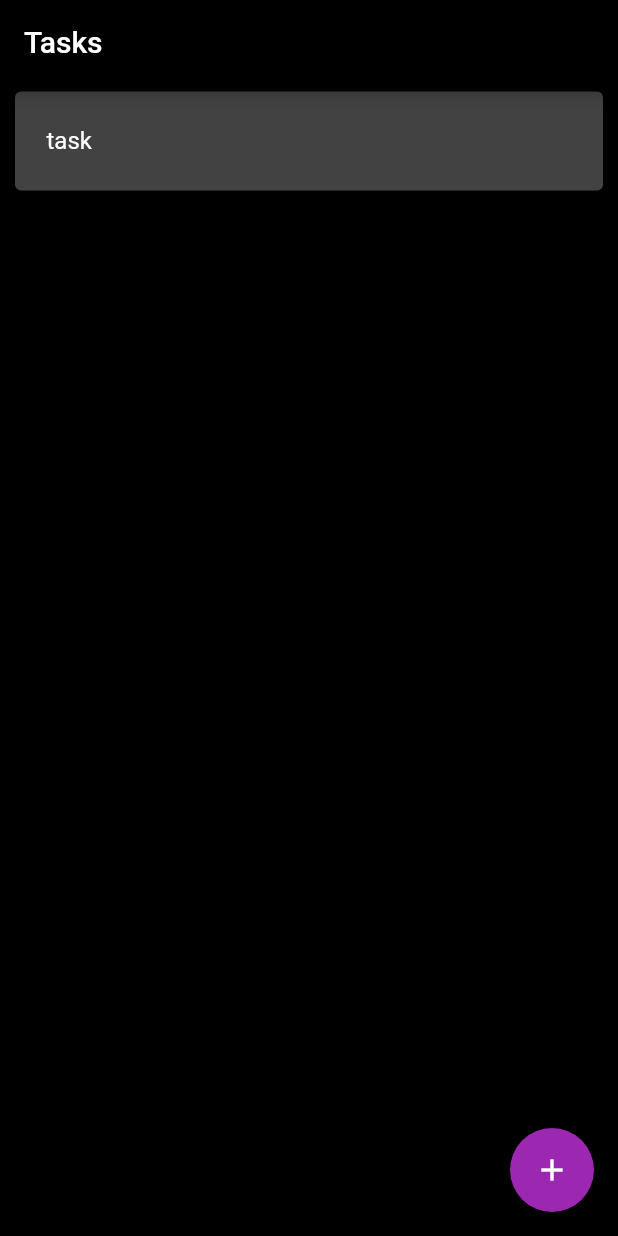
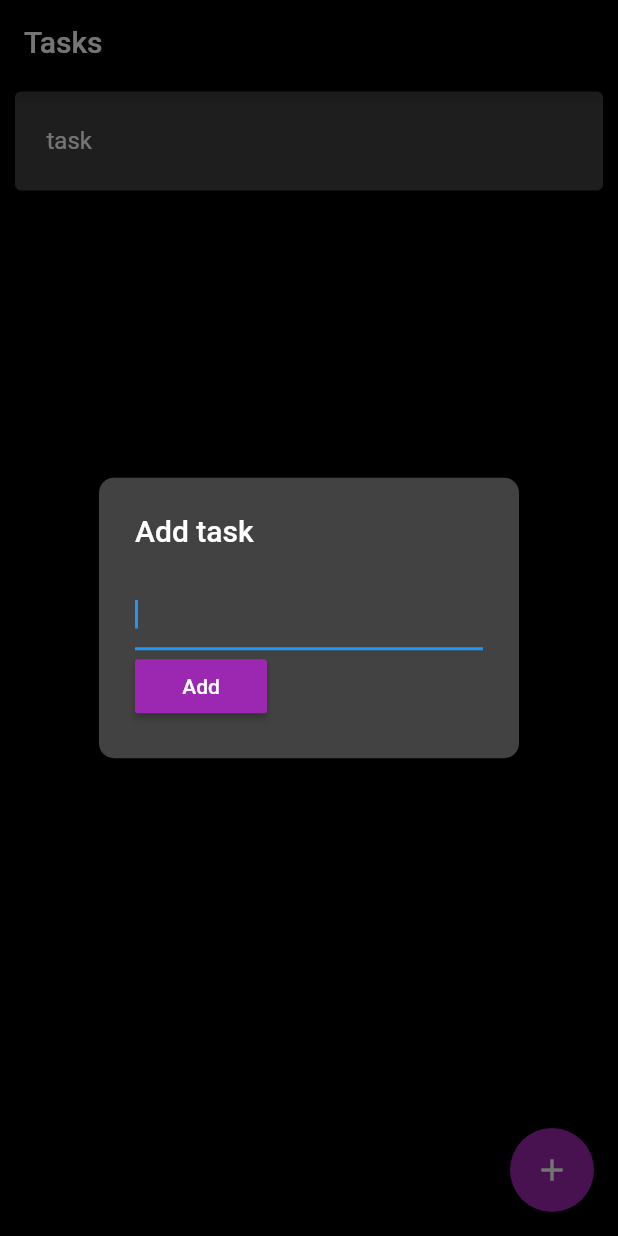
Before and after one commit to rattle99/ToDo, a Flutter app: the screen it shows after launch, after a tap on the "add" icon, on a phone screen of 412 x 824 dp. Run offline on Flutter 3.47's test engine with Material 2 defaults, Android fonts, the phone set to English and light mode, and no system bars.

```diff
--- a/lib/todoui.dart
+++ b/lib/todoui.dart
@@ -7,6 +7,35 @@ class todoui extends StatefulWidget {
 
 class _todouiState extends State<todoui> {
   @override
+
+  void showalertdialog() {
+    showDialog(
+      context: context,
+      builder: (context) => AlertDialog(
+        shape: RoundedRectangleBorder(
+          borderRadius: BorderRadius.circular(10.0),
+        ),
+        title: Text("Add task"),
+        content: Column(
+          mainAxisSize: MainAxisSize.min,
+          children: <Widget>[
+            TextField(
+              autofocus: true,
+            ),
+            Row(
+              children: <Widget>[
+                RaisedButton(
+                  onPressed: (){},
+                  color: Colors.purple,
+                  child: Text("Add"),
+                )
+              ],
+            )
+          ],
+        ),
+      )
+    );
+  }
 
   Widget mycard(String task) {
     return Card(
@@ -30,7 +59,7 @@ class _todouiState extends State<todoui> {
   Widget build(BuildContext context) {
     return Scaffold(
       floatingActionButton: FloatingActionButton(
-        onPressed: (){},
+        onPressed: showalertdialog,
         child: Icon(
           Icons.add,
           color: Colors.white,
```
